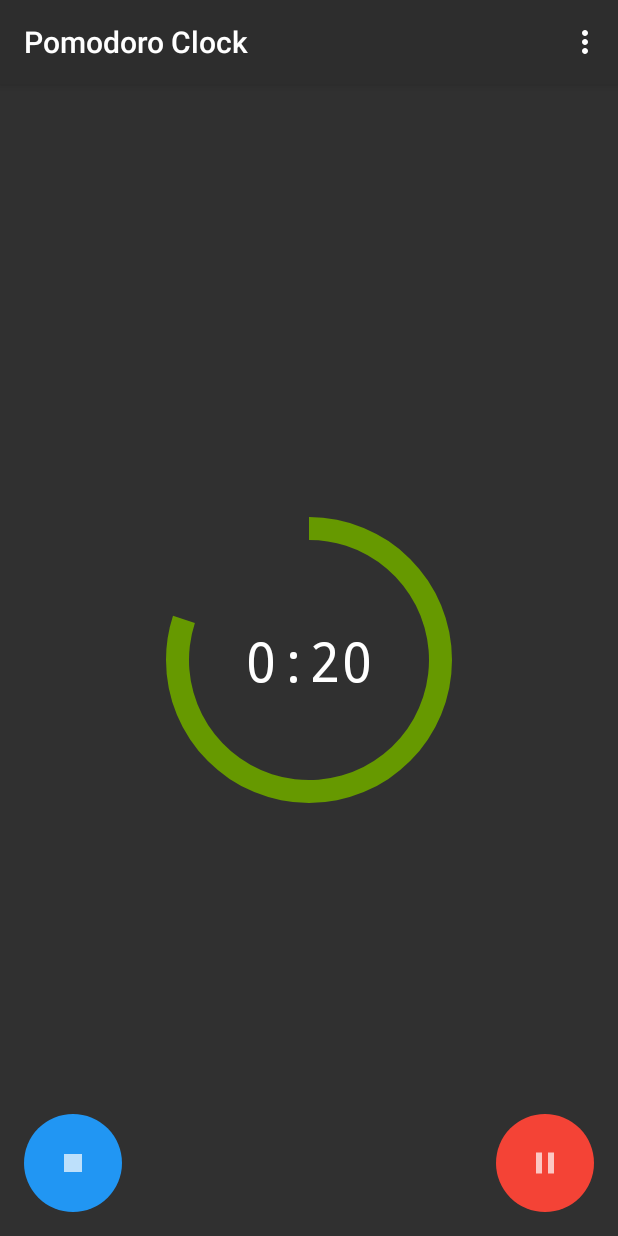
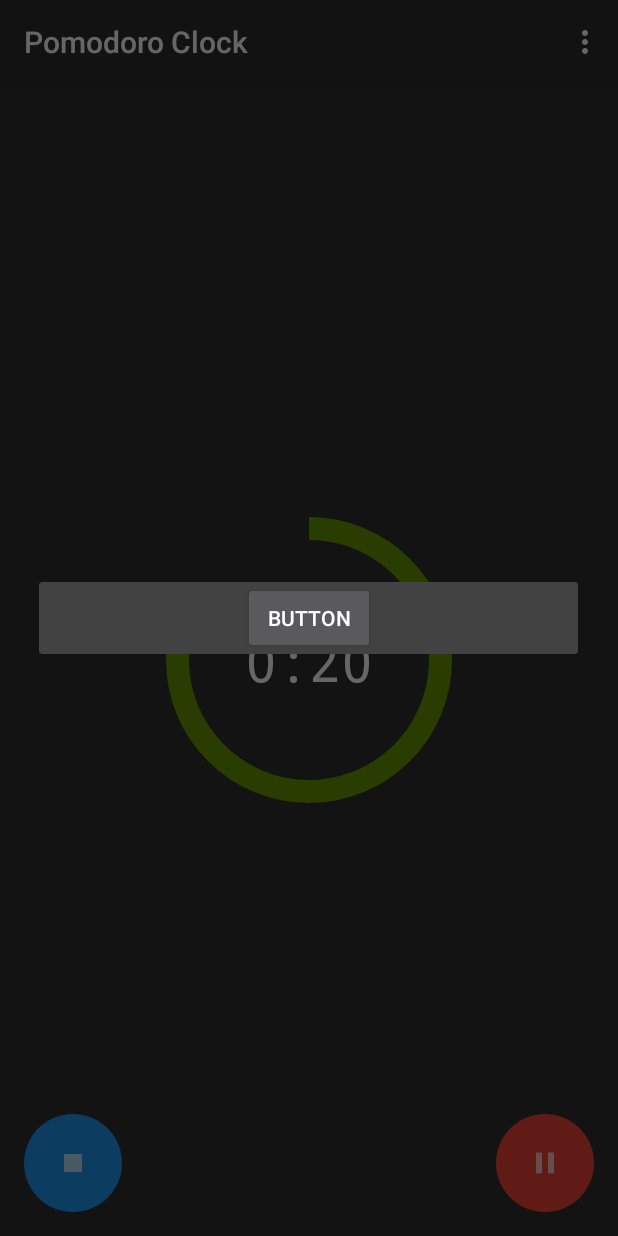
Before and after one commit to Matheus-0/Pomodoro-Clock, an Android app: the screen it shows after launch (MainActivity), in the options menu, after a tap on "Set working time", on a phone screen of 412 x 824 dp. Run offline under Robolectric (Android 15) with nearby library versions, the phone set to English and light mode, and no system bars.

Commit message:
Alert dialog Started

```diff
--- a/app/src/main/AndroidManifest.xml
+++ b/app/src/main/AndroidManifest.xml
@@ -15,10 +15,10 @@
         <activity android:name=".MainActivity">
             <intent-filter>
                 <action android:name="android.intent.action.MAIN" />
-
                 <category android:name="android.intent.category.LAUNCHER" />
             </intent-filter>
         </activity>
+
     </application>
 
     <uses-permission android:name="android.permission.VIBRATE"
--- a/app/src/main/java/com/example/pomodoroclock/MainActivity.java
+++ b/app/src/main/java/com/example/pomodoroclock/MainActivity.java
@@ -3,16 +3,23 @@ package com.example.pomodoroclock;
 import androidx.annotation.NonNull;
 import androidx.appcompat.app.AppCompatActivity;
 
+import android.app.AlertDialog;
+import android.app.Dialog;
+import android.content.Intent;
 import android.media.MediaPlayer;
 import android.os.Bundle;
 import android.os.CountDownTimer;
 import android.os.Vibrator;
 import android.view.Menu;
+import android.view.MenuItem;
 import android.view.View;
+import android.widget.Button;
 import android.widget.ImageButton;
 import android.widget.ProgressBar;
 import android.widget.TextView;
+import android.widget.Toast;
 
+import java.util.Objects;
 import java.util.concurrent.TimeUnit;
 
 public class MainActivity extends AppCompatActivity {
@@ -25,6 +32,8 @@ public class MainActivity extends AppCompatActivity {
     TextView timerText;
     Vibrator vibrator;
     MediaPlayer mediaPlayer;
+    Dialog myDialog;
+    Button btnClosing, btn4;
 
     @Override
     protected void onCreate(Bundle savedInstanceState) {
@@ -37,6 +46,7 @@ public class MainActivity extends AppCompatActivity {
         timerText = findViewById(R.id.textView);
         vibrator = (Vibrator) getSystemService(VIBRATOR_SERVICE);
         mediaPlayer = MediaPlayer.create(this, R.raw.consequence);
+        myDialog = new Dialog(this);
 
         defineProgress();
         updateTimerProgress();
@@ -65,9 +75,51 @@ public class MainActivity extends AppCompatActivity {
     @Override
     public boolean onCreateOptionsMenu(Menu menu) {
         getMenuInflater().inflate(R.menu.options, menu);
-
         return true;
     }
+
+    @Override
+    public boolean onOptionsItemSelected(@NonNull MenuItem item) {
+        switch (item.getItemId()){
+            case R.id.workingTimerOption:
+                final AlertDialog.Builder mBuilder = new AlertDialog.Builder(MainActivity.this);
+                final View mView = getLayoutInflater().inflate(R.layout.working_time, null);
+                Button btn1 = (Button)mView.findViewById(R.id.btnTeste);
+
+                btn1.setOnClickListener(new View.OnClickListener() {
+                    @Override
+                    public void onClick(View v) {
+                        Toast.makeText(MainActivity.this, "Okay", Toast.LENGTH_SHORT).show();
+                    }
+                });
+                mBuilder.setView(mView);
+                AlertDialog dialog = mBuilder.create();
+                dialog.show();
+                Toast.makeText(this, "Okay", Toast.LENGTH_SHORT).show();
+                return true;
+            case R.id.breakTimerOption:
+                Toast.makeText(this, "Okay", Toast.LENGTH_SHORT).show();
+                return true;
+        }
+        return super.onOptionsItemSelected(item);
+    }
+
+
+
+    /*
+    private void showDialog() {
+        myDialog.setContentView(R.layout.working_time);
+        btnClosing = (Button)myDialog.findViewById(R.id.btnClose);
+        btnClosing.setOnClickListener(new View.OnClickListener() {
+            @Override
+            public void onClick(View v) {
+                myDialog.dismiss();
+            }
+        });
+        myDialog.show();
+    }
+
+     */
 
     private void startTimer() {
         isTimeRunning = true;
--- /dev/null
+++ b/app/src/main/res/layout/working_time.xml
@@ -0,0 +1,17 @@
+<?xml version="1.0" encoding="utf-8"?>
+<androidx.constraintlayout.widget.ConstraintLayout
+    xmlns:android="http://schemas.android.com/apk/res/android"
+    xmlns:app="http://schemas.android.com/apk/res-auto"
+    android:layout_width="match_parent"
+    android:layout_height="match_parent">
+
+    <Button
+        android:id="@+id/btnTeste"
+        android:layout_width="wrap_content"
+        android:layout_height="wrap_content"
+        android:text="Button"
+        app:layout_constraintBottom_toBottomOf="parent"
+        app:layout_constraintEnd_toEndOf="parent"
+        app:layout_constraintStart_toStartOf="parent"
+        app:layout_constraintTop_toTopOf="parent" />
+</androidx.constraintlayout.widget.ConstraintLayout>
--- a/app/src/main/res/menu/options.xml
+++ b/app/src/main/res/menu/options.xml
@@ -2,8 +2,11 @@
 <menu xmlns:android="http://schemas.android.com/apk/res/android">
     <item
         android:id="@+id/workingTimerOption"
-        android:title="@string/working_timer_option" />
+        android:title="@string/working_timer_option"/>
     <item
         android:id="@+id/breakTimerOption"
         android:title="@string/break_timer_option" />
+    <item
+        android:id="@+id/setSound"
+        android:title="@string/set_alarm_sound"/>
 </menu>
--- a/app/src/main/res/values/strings.xml
+++ b/app/src/main/res/values/strings.xml
@@ -9,4 +9,5 @@
     <string name="hour_time">%1$s:%2$s:%3$s</string>
     <string name="default_time">25:00</string>
     <string name="button_default">Start</string>
+    <string name="set_alarm_sound">Set alarm sound</string>
 </resources>
```
